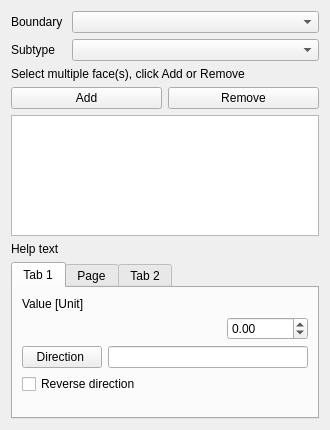
This is src/Mod/Fem/Gui/TaskFemConstraintFluidBoundary.ui in southseact-3d/fcd as Qt 5 draws it before an edit. The edited form follows.
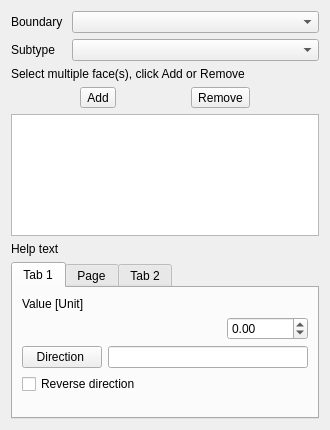
This is the edited form.

Commit message: [FEM] Use modal add/remove for more constraints (8/??)

Patch:
```diff
--- a/src/Mod/Fem/Gui/TaskFemConstraintFluidBoundary.ui
+++ b/src/Mod/Fem/Gui/TaskFemConstraintFluidBoundary.ui
@@ -88,17 +88,23 @@
      <item>
       <layout class="QHBoxLayout" name="horizontalLayout_2">
        <item>
-        <widget class="QPushButton" name="btnAdd">
+        <widget class="QToolButton" name="btnAdd">
          <property name="text">
           <string>Add</string>
          </property>
+         <property name="checkable">
+           <bool>true</bool>
+         </property>
         </widget>
        </item>
        <item>
-        <widget class="QPushButton" name="btnRemove">
+        <widget class="QToolButton" name="btnRemove">
          <property name="text">
           <string>Remove</string>
          </property>
+         <property name="checkable">
+           <bool>true</bool>
+         </property>
         </widget>
        </item>
       </layout>
```
The commit also changes 20 other files.
